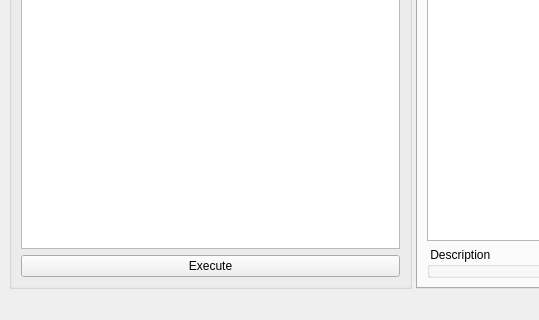
This is Plugin-Scripting/scriptingWidget.ui in ShenRen/OpenFlipper as Qt 5 draws it before an edit; both pictures show x 0 to 539 and y 649 to 969 of the 895 by 969 pixel window. The edited form follows.
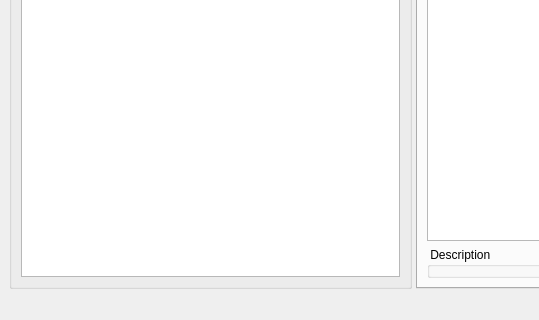
This is the edited form. Custom widgets are drawn as their Qt base class.

Commit message: Toolbar for scripting widget

The edit to the form file:
```diff
--- a/Plugin-Scripting/scriptingWidget.ui
+++ b/Plugin-Scripting/scriptingWidget.ui
@@ -32,13 +32,6 @@
           </property>
          </widget>
         </item>
-        <item>
-         <widget class="QPushButton" name="executeButton">
-          <property name="text">
-           <string>Execute</string>
-          </property>
-         </widget>
-        </item>
        </layout>
       </widget>
       <widget class="QTabWidget" name="tabWidget">
```
Left out of the diff: 2 changed lines with no effect on the pictures. The commit also changes 1 other file.
